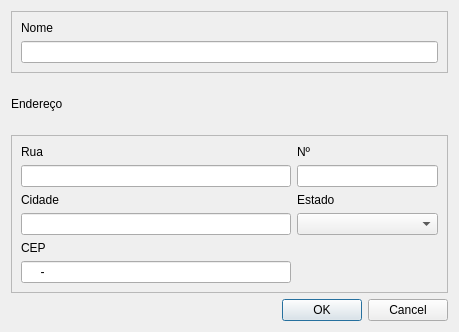
Before: the Qt Designer form GUI/casadefesta.ui in fvendrameto/Databases-Final-Project, drawn with Qt 5.
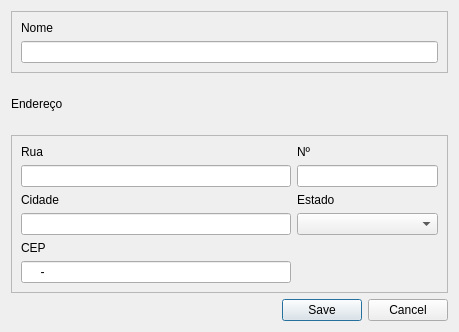
After: the same form once the commit is applied.

```diff
--- a/GUI/casadefesta.ui
+++ b/GUI/casadefesta.ui
@@ -172,7 +172,7 @@
    <item row="3" column="2">
     <widget class="QDialogButtonBox" name="buttonBox">
      <property name="standardButtons">
-      <set>QDialogButtonBox::Cancel|QDialogButtonBox::Ok</set>
+      <set>QDialogButtonBox::Cancel|QDialogButtonBox::Save</set>
      </property>
     </widget>
    </item>
```
